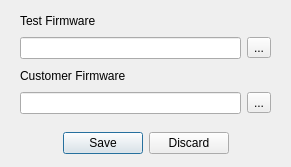
wangyixu12/Esp32DownloadTools, file flashSetForm.ui: the form before one commit.
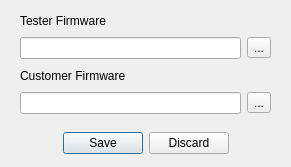
The form after the commit.

Commit message: Fix 部分bug和修改了界面

```diff
--- a/flashSetForm.ui
+++ b/flashSetForm.ui
@@ -10,6 +10,18 @@
     <height>167</height>
    </rect>
   </property>
+  <property name="minimumSize">
+   <size>
+    <width>291</width>
+    <height>167</height>
+   </size>
+  </property>
+  <property name="maximumSize">
+   <size>
+    <width>291</width>
+    <height>167</height>
+   </size>
+  </property>
   <property name="windowTitle">
    <string>Flash Setting</string>
   </property>
@@ -26,7 +38,7 @@
     <item>
      <widget class="QLabel" name="label_2">
       <property name="text">
-       <string>Test Firmware</string>
+       <string>Tester Firmware</string>
       </property>
      </widget>
     </item>
```
The commit also changes 4 other files.
